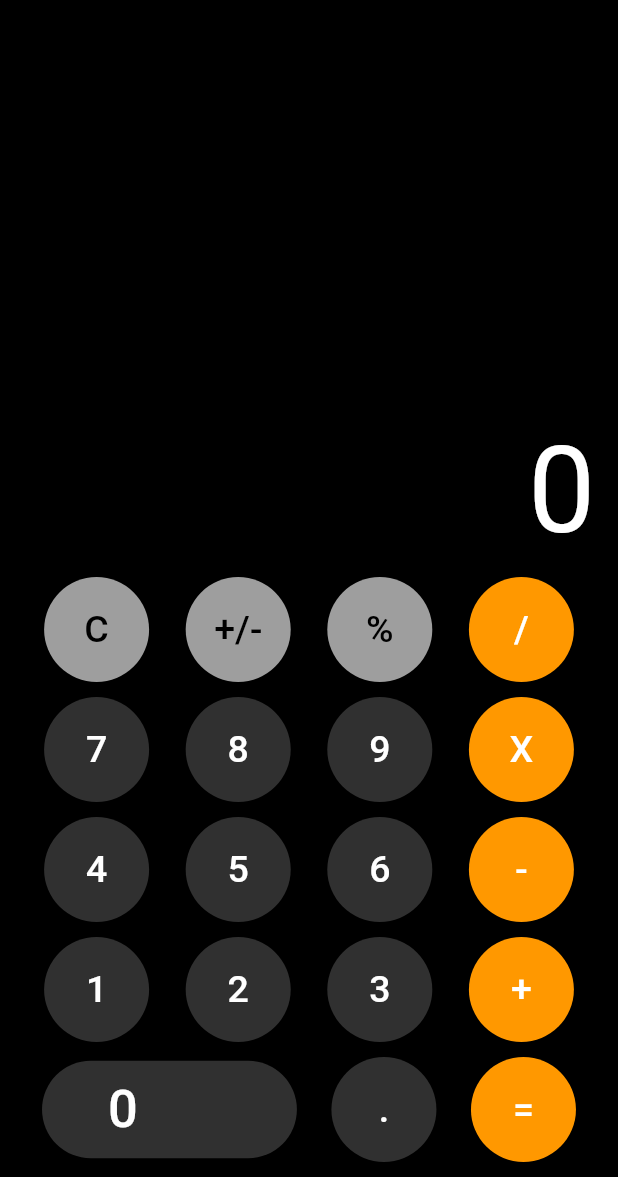
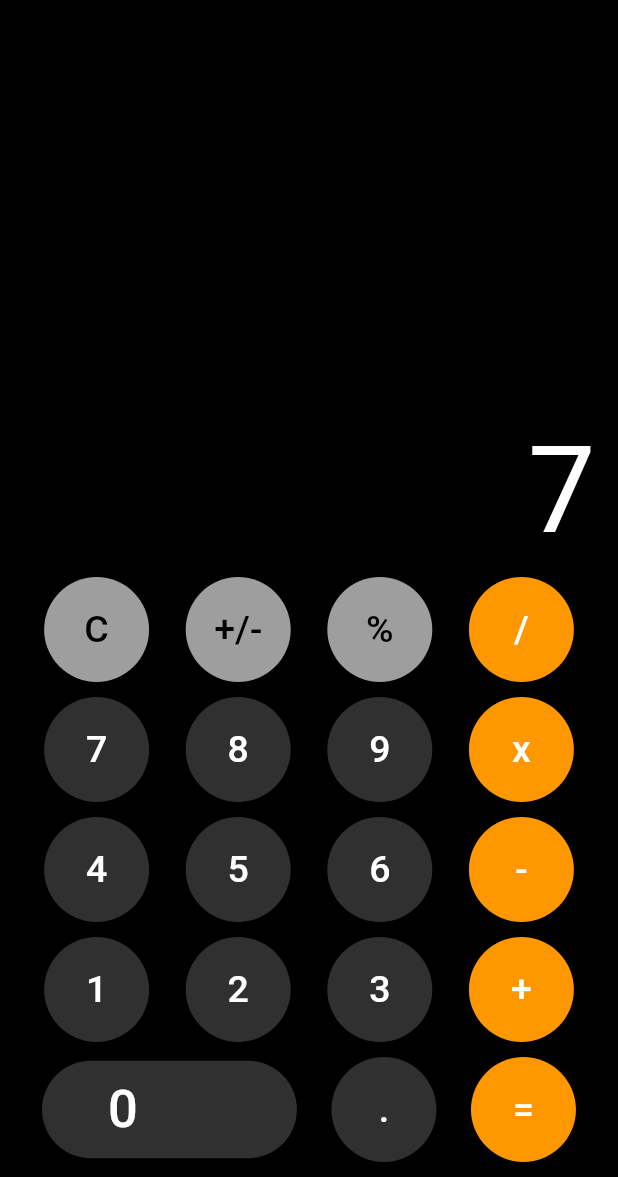
Before and after one commit to JagTheFriend/Flutter-Calculator, a Flutter app: the screen it shows after launch, after a tap on an icon or button, on a phone screen of 412 x 824 dp, the part 59-1236 px from its top. Run offline on Flutter 3.47's test engine with Material 2 defaults, Android fonts, the phone set to English and light mode, and no system bars.

Commit message:
It displays the output of the calculation

```diff
--- a/lib/calculator.dart
+++ b/lib/calculator.dart
@@ -12,7 +12,7 @@ class Calculator extends StatefulWidget {
 class _CalculatorState extends State<Calculator> {
   Widget numbButton(String btnText, Color btnColor, Color txtColor) {
     return ElevatedButton(
-      onPressed: () => {},
+      onPressed: () => {calculate(btnText)},
       style: ElevatedButton.styleFrom(
         fixedSize: const Size(70, 70),
         backgroundColor: btnColor,
@@ -34,7 +34,6 @@ class _CalculatorState extends State<Calculator> {
         backgroundColor: Colors.black,
         centerTitle: true,
       ),
-      // Body of the App
       body: Padding(
         padding: const EdgeInsets.symmetric(horizontal: 5),
         child: Column(
@@ -42,14 +41,13 @@ class _CalculatorState extends State<Calculator> {
           children: [
             Row(
               mainAxisAlignment: MainAxisAlignment.end,
-              // ignore: prefer_const_literals_to_create_immutables
               children: [
-                const Padding(
-                  padding: EdgeInsets.all(10.0),
+                Padding(
+                  padding: const EdgeInsets.all(10.0),
                   child: Text(
-                    "0",
+                    text,
                     textAlign: TextAlign.left,
-                    style: TextStyle(
+                    style: const TextStyle(
                       color: Colors.white,
                       fontSize: 80,
                     ),
@@ -73,7 +71,7 @@ class _CalculatorState extends State<Calculator> {
                 numbButton("7", (Colors.grey[850])!, Colors.white),
                 numbButton("8", (Colors.grey[850])!, Colors.white),
                 numbButton("9", (Colors.grey[850])!, Colors.white),
-                numbButton("X", Colors.orange, Colors.white),
+                numbButton("x", Colors.orange, Colors.white),
               ],
             ),
             const SizedBox(height: 10),
@@ -106,13 +104,11 @@ class _CalculatorState extends State<Calculator> {
                     shape: const StadiumBorder(),
                     backgroundColor: ((Colors.grey[850])!),
                   ),
-                  // ignore: prefer_const_constructors
-                  child: Padding(
-                    padding: const EdgeInsets.fromLTRB(28, 12, 90, 12),
-                    // ignore: prefer_const_constructors
+                  child: const Padding(
+                    padding: EdgeInsets.fromLTRB(28, 12, 90, 12),
                     child: Text(
                       "0",
-                      style: const TextStyle(
+                      style: TextStyle(
                         fontSize: 35,
                         color: Colors.white,
                       ),
@@ -145,7 +141,7 @@ class _CalculatorState extends State<Calculator> {
       secondNum = 0;
     } else if (btnText == "+" ||
         btnText == "-" ||
-        btnText == "X" ||
+        btnText == "x" ||
         btnText == "/") {
       firstNum = int.parse(text);
       result = "";
```
